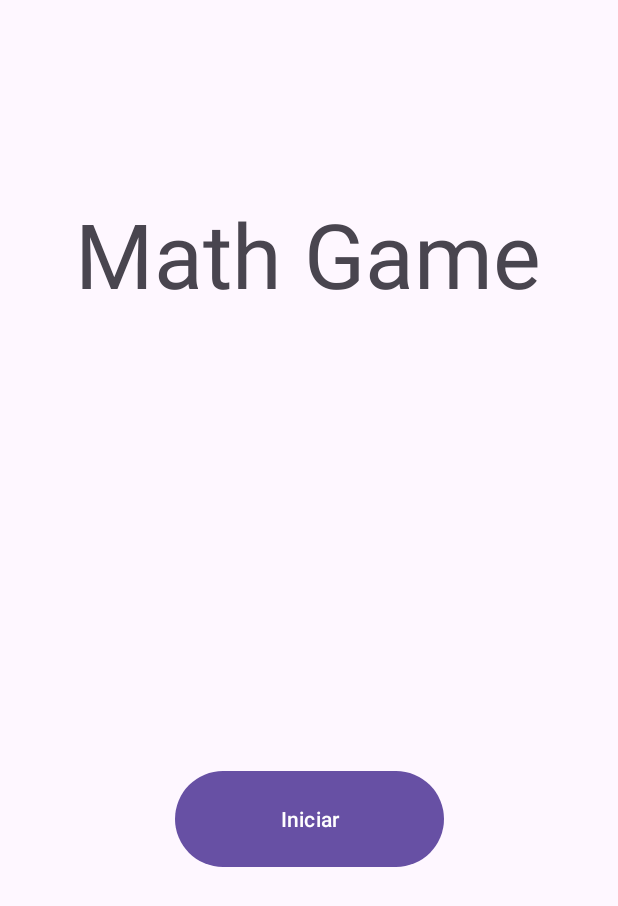
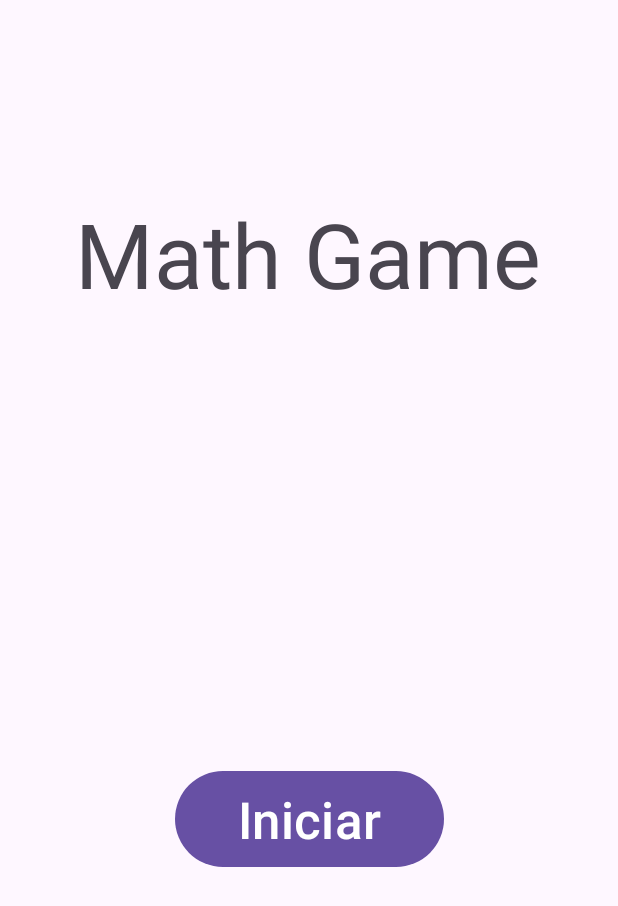
Before and after one commit to raulbana/prova-mobile, an Android app: the screen it shows after launch (MainActivity), on a phone screen of 412 x 824 dp. Shown: the top 906 px of the screen. Run offline under Robolectric (Android 15) with nearby library versions, the phone set to English and light mode, and no system bars.

Commit message:
fix: grid

```diff
--- a/app/src/main/res/layout/activity_main.xml
+++ b/app/src/main/res/layout/activity_main.xml
@@ -26,6 +26,7 @@
         android:layout_height="72dp"
         android:onClick="startGame"
         android:text="Iniciar"
+        android:textSize="34sp"
         app:layout_constraintBottom_toBottomOf="parent"
         app:layout_constraintEnd_toEndOf="parent"
         app:layout_constraintStart_toStartOf="parent"
```
